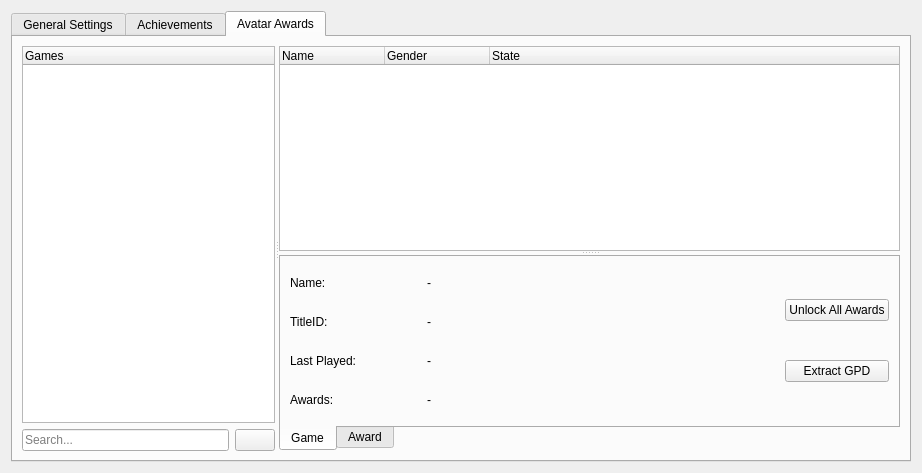
Before: the Qt Designer form Velocity/profileeditor.ui in hetelek/Velocity, drawn with Qt 5.
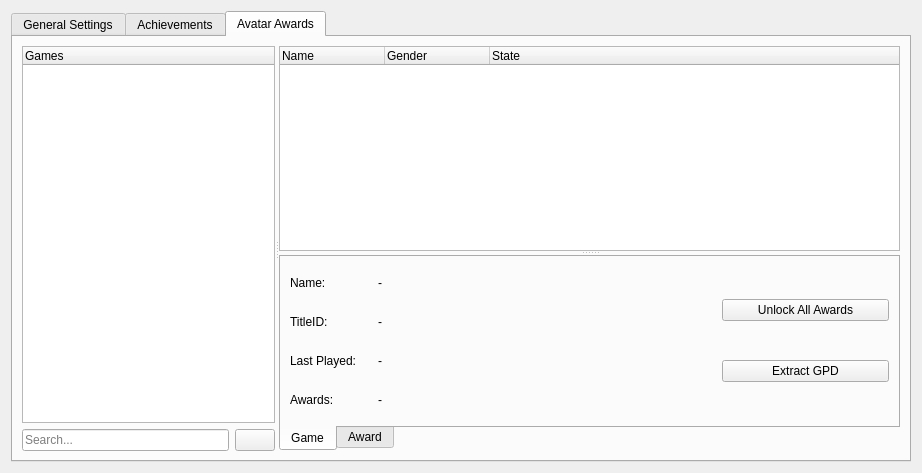
After: the same form once the commit is applied. The open tabs and pages were chosen to show the change. Icons and pictures are not drawn.

Commit message: Made modifications for linux

```diff
--- a/Velocity/profileeditor.ui
+++ b/Velocity/profileeditor.ui
@@ -33,7 +33,7 @@
       </size>
      </property>
      <property name="currentIndex">
-      <number>1</number>
+      <number>0</number>
      </property>
      <widget class="QWidget" name="tabGeneralSettings">
       <attribute name="title">
@@ -767,7 +767,7 @@
             <enum>QTabWidget::South</enum>
            </property>
            <property name="currentIndex">
-            <number>1</number>
+            <number>0</number>
            </property>
            <widget class="QWidget" name="tab_5">
             <attribute name="title">
@@ -1230,9 +1230,11 @@
             <attribute name="title">
              <string>Game</string>
             </attribute>
-            <layout class="QHBoxLayout" name="horizontalLayout_14">
+            <layout class="QHBoxLayout" name="horizontalLayout_15">
              <item>
-              <layout class="QHBoxLayout" name="horizontalLayout_13" stretch="1,2">
+              <layout class="QHBoxLayout" name="horizontalLayout_14" stretch="2,0,1">
+               <item>
+                <layout class="QHBoxLayout" name="horizontalLayout_13" stretch="1,3">
                <item>
                 <layout class="QVBoxLayout" name="verticalLayout_21">
                  <item>
@@ -1356,6 +1358,8 @@
                   </size>
                  </property>
                 </widget>
+                 </item>
+                </layout>
                </item>
               </layout>
              </item>
```
Lines whose indentation alone changed are shown as unchanged. The commit also changes 2 other files.
